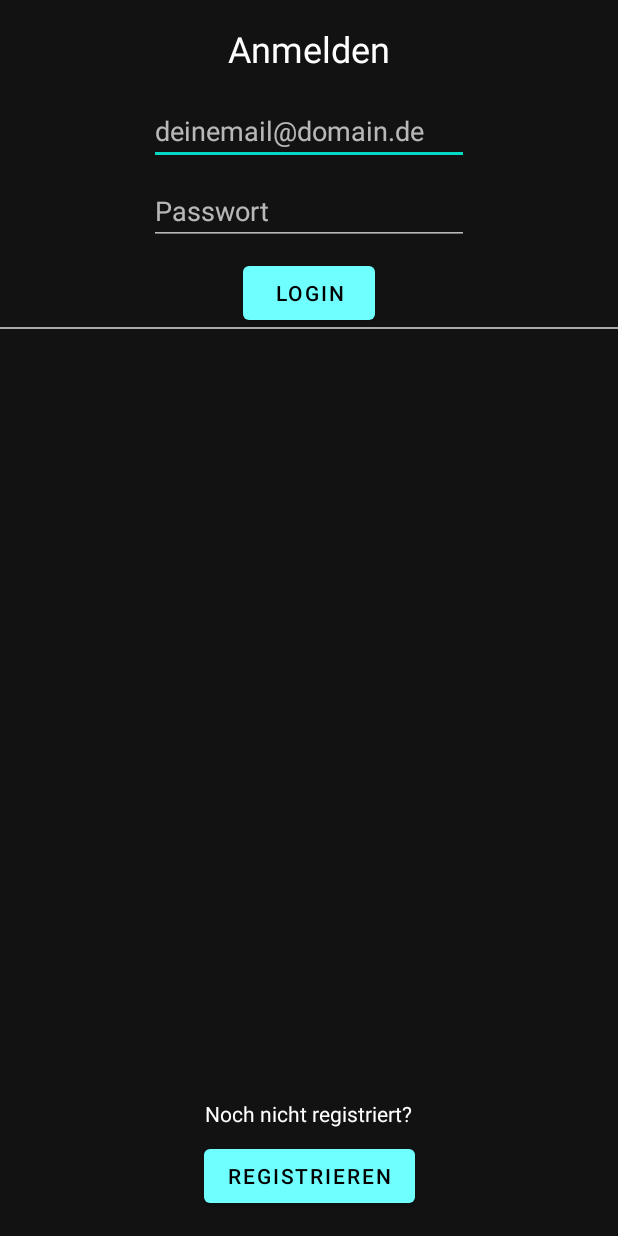
After one commit to SebastianGrosalski/RL-Questlog, an Android app: the fragment AuthenticationSelectFragment shown on its own in the app's theme, on a phone screen of 412 x 824 dp. The commit adds this screen. Run offline under Robolectric (Android 15) with nearby library versions, the phone set to English and light mode, and no system bars; our stand-ins replace Firebase (no records; nobody signed in at launch, a user with empty details on screens opened directly), data binding; 2 statements that could not run were skipped.

Commit message:
Add firebase and login with email
* Add Fragment for SignUp
* Add Fragment for Signin

```diff
--- /dev/null
+++ b/app/src/main/java/com/example/questtask/ui/authenticationSelect/AuthenticationSelectFragment.kt
@@ -0,0 +1,81 @@
+package com.example.questtask.ui.authenticationSelect
+
+import androidx.lifecycle.ViewModelProvider
+import android.os.Bundle
+import android.util.Log
+import androidx.fragment.app.Fragment
+import android.view.LayoutInflater
+import android.view.View
+import android.view.ViewGroup
+import android.widget.Toast
+import androidx.appcompat.app.AppCompatActivity
+import androidx.core.view.isVisible
+import androidx.databinding.DataBindingUtil
+import androidx.navigation.fragment.findNavController
+import com.example.questtask.R
+import com.example.questtask.databinding.AuthenticationSelectFragmentBinding
+import com.google.android.material.bottomnavigation.BottomNavigationView
+import com.google.firebase.auth.FirebaseAuth
+import com.google.firebase.auth.ktx.auth
+import com.google.firebase.ktx.Firebase
+
+class AuthenticationSelectFragment : Fragment() {
+    private lateinit var viewmodel: AuthenticationSelectViewModel
+    private lateinit var binding: AuthenticationSelectFragmentBinding
+    private lateinit var mAuth: FirebaseAuth
+    companion object {
+        fun newInstance() = AuthenticationSelectFragment()
+    }
+
+    override fun onCreateView(
+        inflater: LayoutInflater, container: ViewGroup?,
+        savedInstanceState: Bundle?
+    ): View? {
+        viewmodel = ViewModelProvider(this).get(AuthenticationSelectViewModel::class.java)
+        // Hide the App bar
+        (activity as AppCompatActivity).supportActionBar?.hide()
+        // Hide the BottomNavigation for this Fragment
+        val navBar: BottomNavigationView =
+            (activity as AppCompatActivity).findViewById(R.id.nav_view)
+        navBar.isVisible = false
+        binding = DataBindingUtil.inflate(
+            inflater,
+            R.layout.authentication_select_fragment,
+            container,
+            false
+        )
+        mAuth = Firebase.auth
+
+        binding.btnNavRegister.setOnClickListener{
+            this.findNavController().navigate(
+                AuthenticationSelectFragmentDirections
+                    .actionAuthenticationSelectFragmentToAuthenticationEmailFragment())
+        }
+        binding.btnLogin.setOnClickListener{
+            val email = binding.etEmail.text.toString()
+            val password = binding.etPassword.text.toString()
+            login(email, password)
+        }
+        return binding.root
+    }
+
+    fun login(email: String, password: String){
+        mAuth.signInWithEmailAndPassword(email, password)
+            .addOnCompleteListener{ task ->
+                if (task.isSuccessful) {
+                    // Sign in success, update UI with the signed-in user's information
+                    Toast.makeText(this.context, "Willkommen zurück!", Toast.LENGTH_SHORT).show()
+                    Log.i("LOGIN", "signInWithEmail:success")
+                    val user = mAuth.currentUser
+                    this.findNavController()
+                        .navigate(AuthenticationSelectFragmentDirections
+                            .actionAuthenticationSelectFragmentToQuestFragment())
+                } else {
+                    // If sign in fails, display a message to the user.
+                    Log.i("LOGIN", "signInWithEmail:failure", task.exception)
+                    Toast.makeText(this.context, "Authentication failed.",
+                        Toast.LENGTH_SHORT).show()
+                }
+            }
+    }
+}
--- /dev/null
+++ b/app/src/main/java/com/example/questtask/ui/authenticationSelect/AuthenticationSelectViewModel.kt
@@ -0,0 +1,7 @@
+package com.example.questtask.ui.authenticationSelect
+
+import androidx.lifecycle.ViewModel
+
+class AuthenticationSelectViewModel : ViewModel() {
+    // TODO: Implement the ViewModel
+}
--- /dev/null
+++ b/app/src/main/res/layout/authentication_select_fragment.xml
@@ -0,0 +1,92 @@
+<?xml version="1.0" encoding="utf-8"?>
+<layout xmlns:android="http://schemas.android.com/apk/res/android"
+    xmlns:app="http://schemas.android.com/apk/res-auto"
+    xmlns:tools="http://schemas.android.com/tools">
+    <data>
+        <variable
+            name="viewmodel"
+            type="com.example.questtask.ui.authenticationSelect.AuthenticationSelectViewModel" />
+    </data>
+<androidx.constraintlayout.widget.ConstraintLayout
+    android:id="@+id/frameLayout2"
+    android:layout_width="match_parent"
+    android:layout_height="match_parent"
+    tools:context=".ui.authenticationSelect.AuthenticationSelectFragment">
+
+    <TextView
+        android:id="@+id/tv_login"
+        android:layout_width="wrap_content"
+        android:layout_height="wrap_content"
+        android:layout_marginTop="16dp"
+        android:text="Anmelden"
+        android:textSize="24sp"
+        app:layout_constraintEnd_toEndOf="parent"
+        app:layout_constraintStart_toStartOf="parent"
+        app:layout_constraintTop_toTopOf="parent" />
+
+    <EditText
+        android:id="@+id/et_email"
+        android:layout_width="wrap_content"
+        android:layout_height="wrap_content"
+        android:layout_marginTop="16dp"
+        android:ems="10"
+        android:hint="deinemail@domain.de"
+        android:inputType="textPersonName"
+        app:layout_constraintEnd_toEndOf="parent"
+        app:layout_constraintStart_toStartOf="parent"
+        app:layout_constraintTop_toBottomOf="@+id/tv_login" />
+
+    <EditText
+        android:id="@+id/et_password"
+        android:layout_width="wrap_content"
+        android:layout_height="wrap_content"
+        android:layout_marginTop="8dp"
+        android:ems="10"
+        android:hint="Passwort"
+        android:inputType="textPassword"
+        app:layout_constraintEnd_toEndOf="parent"
+        app:layout_constraintStart_toStartOf="parent"
+        app:layout_constraintTop_toBottomOf="@+id/et_email" />
+
+    <Button
+        android:id="@+id/btn_login"
+        android:layout_width="wrap_content"
+        android:layout_height="wrap_content"
+        android:layout_marginTop="8dp"
+        android:text="Login"
+        app:layout_constraintEnd_toEndOf="@+id/et_password"
+        app:layout_constraintStart_toStartOf="@+id/et_password"
+        app:layout_constraintTop_toBottomOf="@+id/et_password" />
+
+    <TextView
+        android:id="@+id/tv_register"
+        android:layout_width="wrap_content"
+        android:layout_height="wrap_content"
+        android:layout_marginBottom="8dp"
+        android:text="Noch nicht registriert?"
+        app:layout_constraintBottom_toTopOf="@+id/btn_navRegister"
+        app:layout_constraintEnd_toEndOf="parent"
+        app:layout_constraintStart_toStartOf="parent" />
+
+    <Button
+        android:id="@+id/btn_navRegister"
+        android:layout_width="wrap_content"
+        android:layout_height="wrap_content"
+        android:layout_marginBottom="16dp"
+        android:text="Registrieren"
+        app:layout_constraintBottom_toBottomOf="parent"
+        app:layout_constraintEnd_toEndOf="parent"
+        app:layout_constraintStart_toStartOf="parent" />
+
+    <View
+        android:id="@+id/line3"
+        android:layout_width="match_parent"
+        android:layout_height="1dp"
+        android:layout_marginTop="8dp"
+        android:background="@android:color/darker_gray"
+        app:layout_constraintBottom_toBottomOf="@+id/btn_login"
+        app:layout_constraintEnd_toEndOf="parent"
+        app:layout_constraintStart_toStartOf="parent"
+        app:layout_constraintTop_toBottomOf="@+id/cb_knowledge"></View>
+</androidx.constraintlayout.widget.ConstraintLayout>
+</layout>
--- a/app/src/main/res/layout/fragment_quest_detail.xml
+++ b/app/src/main/res/layout/fragment_quest_detail.xml
@@ -68,11 +68,11 @@
                 android:layout_marginStart="8dp"
                 android:layout_marginTop="8dp"
                 android:layout_marginBottom="8dp"
-                android:tint="@color/White"
                 app:layout_constraintBottom_toBottomOf="@+id/line1"
                 app:layout_constraintStart_toStartOf="parent"
                 app:layout_constraintTop_toTopOf="parent"
-                app:srcCompat="@android:drawable/ic_delete" />
+                app:srcCompat="@android:drawable/ic_delete"
+                app:tint="@color/White" />
 
             <TextView
                 android:id="@+id/tv_points"
--- a/app/src/main/res/menu/preference_menu.xml
+++ b/app/src/main/res/menu/preference_menu.xml
@@ -6,4 +6,10 @@
         app:showAsAction="ifRoom"
         android:icon="@drawable/outline_settings_white_18dp"
         android:title="@string/overflow_pref" />
+    <item
+        android:id="@+id/action_logout"
+        android:icon="@drawable/ic_ausloggen"
+        android:title="Logout"
+        android:iconTint="@color/White"
+        app:showAsAction="ifRoom" />
 </menu>
--- a/app/src/main/res/values/strings.xml
+++ b/app/src/main/res/values/strings.xml
@@ -32,4 +32,6 @@
     <string name="f_progress">Fortschritt</string>
     <string name="no_quests_available">Keine Aufgaben mehr da!\nWiederhole eine Aufgabe, füge eine eigene hinzu\noder versuch ein paar andere Kategorien!</string>
     <string name="lvl_caps">"LEVEL: "</string>
+    <string name="register">Registrieren</string>
+    <string name="login">Login</string>
 </resources>
--- a/build.gradle
+++ b/build.gradle
@@ -8,10 +8,11 @@ buildscript {
 
     }
     dependencies {
-        classpath 'com.android.tools.build:gradle:3.6.3'
+        classpath 'com.android.tools.build:gradle:4.1.1'
         classpath "org.jetbrains.kotlin:kotlin-gradle-plugin:$kotlin_version"
         def nav_version = "2.3.0-beta01"
         classpath "androidx.navigation:navigation-safe-args-gradle-plugin:$nav_version"
+        classpath 'com.google.gms:google-services:4.3.4'
 
 
         // NOTE: Do not place your application dependencies here; they belong
```
Also changed, not shown: app/build.gradle (+23 -10 lines), app/src/main/java/com/example/questtask/MainActivity.kt (+14 -1 lines), app/src/main/java/com/example/questtask/ui/authenticationEmail/AuthenticationEmailFragment.kt (added, +100 -0 lines), app/src/main/java/com/example/questtask/ui/authenticationEmail/AuthenticationEmailViewModel.kt (added, +9 -0 lines), app/src/main/res/drawable/ic_ausloggen.xml (added, +12 -0 lines), app/src/main/res/layout/fragment_authentication_email.xml (added, +87 -0 lines), app/src/main/res/navigation/mobile_navigation.xml (+28 -1 lines), gradle/wrapper/gradle-wrapper.properties, 1 other file.
